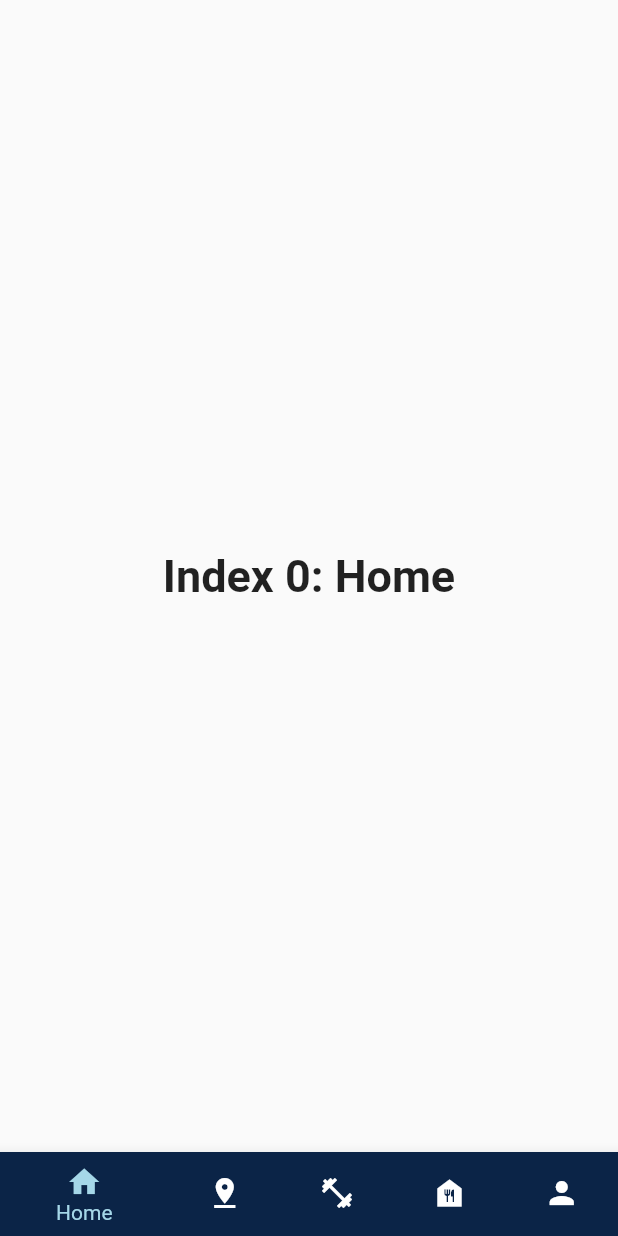
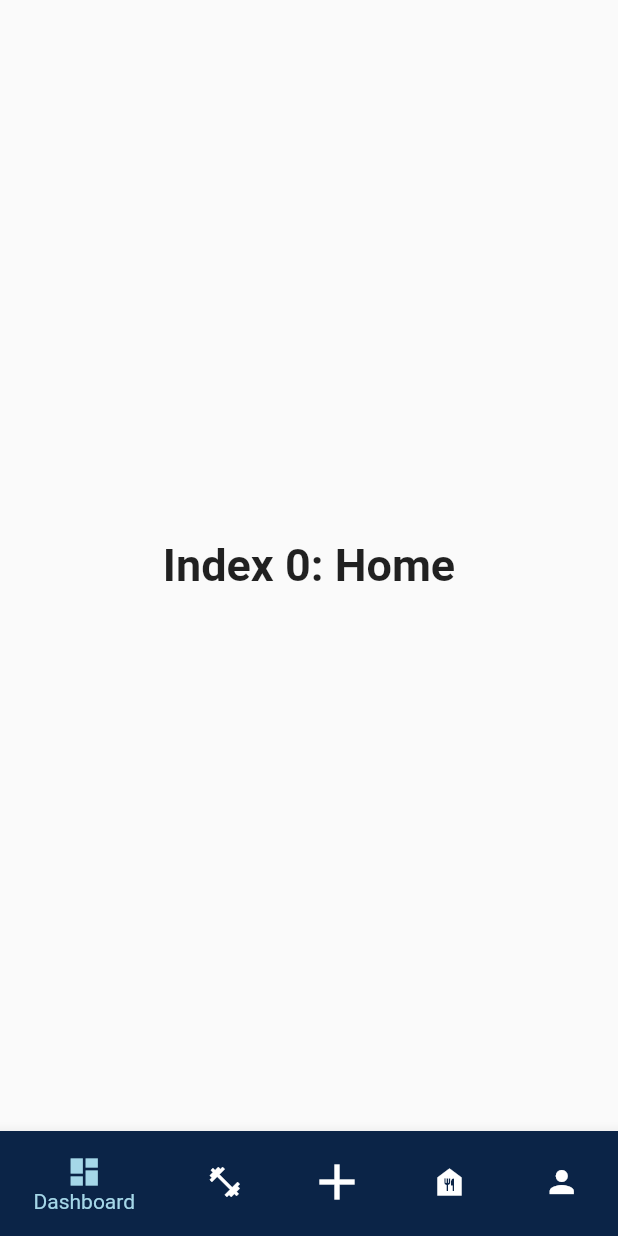
Before and after one commit to Sxmxrth/CalFit-Mini-Project, a Flutter app: the bottomNavbar screen opened by its route, on a phone screen of 412 x 824 dp. Run offline on Flutter 3.47's test engine with Material 2 defaults, Android fonts, the phone set to English and light mode, and no system bars.

Commit message:
Bottom navbar updated

```diff
--- a/cal_fit/lib/widgets/bottomNavbar.dart
+++ b/cal_fit/lib/widgets/bottomNavbar.dart
@@ -19,11 +19,11 @@ class _bottomNavbarState extends State<bottomNavbar> {
       style: optionStyle,
     ),
     Text(
-      'Index 1: Steps',
+      'Index 1: Fitness Center',
       style: optionStyle,
     ),
     Text(
-      'Index 2: Fitness Center',
+      'Index 2: Calorie',
       style: optionStyle,
     ),
     Text(
@@ -51,18 +51,21 @@ class _bottomNavbarState extends State<bottomNavbar> {
       bottomNavigationBar: BottomNavigationBar(
         items: const <BottomNavigationBarItem>[
           BottomNavigationBarItem(
-            icon: Icon(Icons.home),
-            label: 'Home',
-            backgroundColor: Color(0xff0B2447),
-          ),
-          BottomNavigationBarItem(
-            icon: Icon(Icons.pin_drop),
-            label: 'Steps',
+            icon: Icon(Icons.dashboard),
+            label: 'Dashboard',
             backgroundColor: Color(0xff0B2447),
           ),
           BottomNavigationBarItem(
             icon: Icon(Icons.fitness_center),
             label: 'Fitness',
+            backgroundColor: Color(0xff0B2447),
+          ),
+          BottomNavigationBarItem(
+            icon: Icon(
+              Icons.add,
+              size: 40,
+            ),
+            label: 'Calories',
             backgroundColor: Color(0xff0B2447),
           ),
           BottomNavigationBarItem(
```
